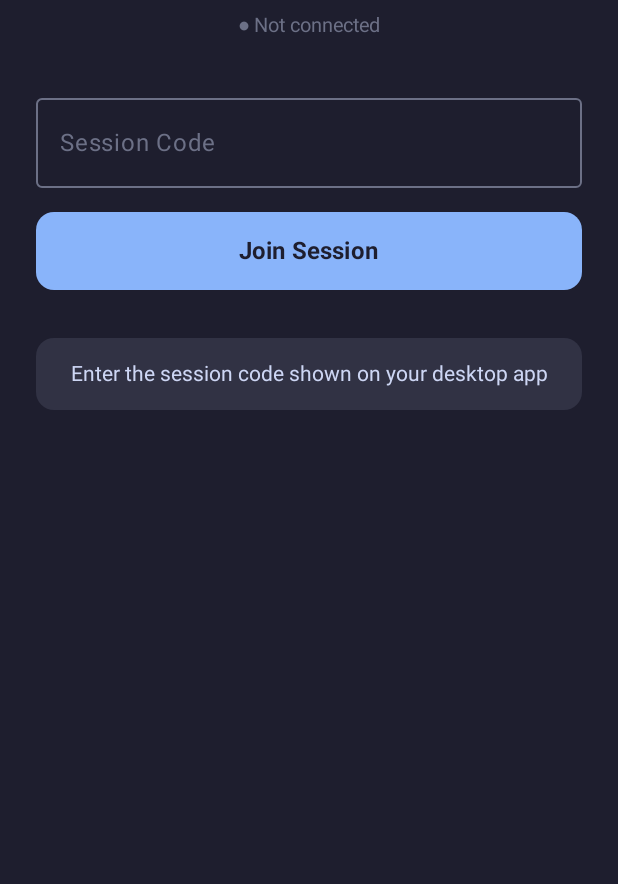
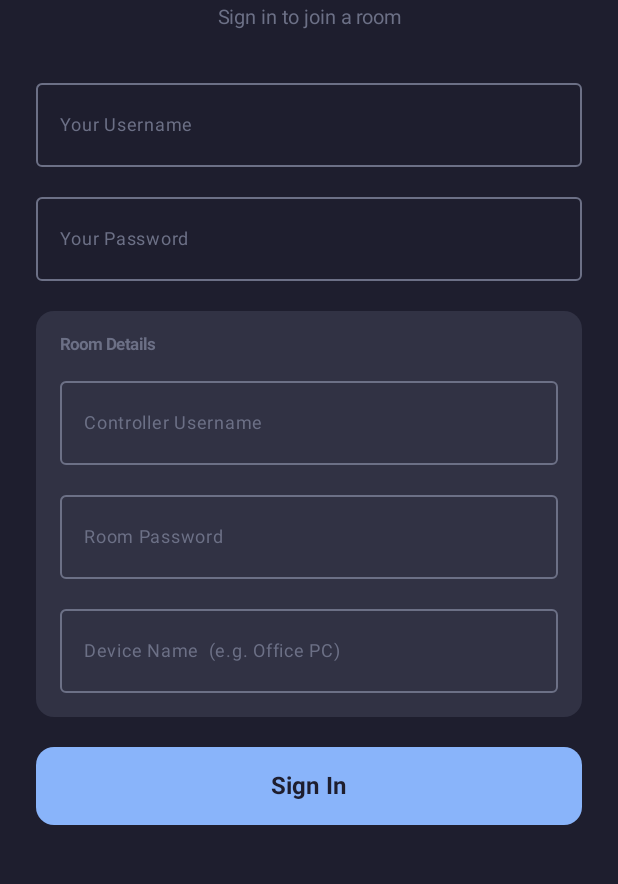
Before and after one commit to toolsrdx-bot/click-relay, an Android app built with Jetpack Compose: the screen it shows after launch (MainActivity), on a phone screen of 412 x 824 dp, the part 133-1017 px from its top. Run offline under Robolectric (Android 15) with nearby library versions, the phone set to English and light mode, and no system bars.

Commit message:
Rewrite to auth-based system: SQLite/JWT/RBAC server, login UI on all clients
Server: replaced session-code relay with SQLite user DB, JWT auth, role-based
access control (king/queen/rook/pawn), 1:N rooms, room passwords.

Desktop (Linux + Windows): added login window — username, password, controller
username, room password, device name — then auth+join flow via JWT.

Android: added LoginScreen and updated MainScreen; MainViewModel handles HTTP
login call and new WS auth/join_room protocol; RelayWebSocket rewritten for
auth_ok → join_room → room_joined flow.

Co-Authored-By: Claude Sonnet 4.6 <noreply@anthropic.com>

```diff
--- a/android-app/app/src/main/kotlin/com/clickrelay/MainActivity.kt
+++ b/android-app/app/src/main/kotlin/com/clickrelay/MainActivity.kt
@@ -7,6 +7,7 @@ import androidx.activity.compose.setContent
 import androidx.activity.viewModels
 import androidx.compose.runtime.collectAsState
 import androidx.compose.runtime.getValue
+import com.clickrelay.ui.LoginScreen
 import com.clickrelay.ui.MainScreen
 
 class MainActivity : ComponentActivity() {
@@ -17,28 +18,29 @@ class MainActivity : ComponentActivity() {
         super.onCreate(savedInstanceState)
         setContent {
             val uiState by viewModel.uiState.collectAsState()
-            MainScreen(
-                uiState = uiState,
-                onSessionCodeChange = viewModel::onSessionCodeChange,
-                onConnect = viewModel::connect,
-                onDisconnect = viewModel::disconnect,
-            )
+            when (uiState.screen) {
+                Screen.LOGIN -> LoginScreen(
+                    uiState = uiState,
+                    onUsernameChange = viewModel::onUsernameChange,
+                    onPasswordChange = viewModel::onPasswordChange,
+                    onControllerUsernameChange = viewModel::onControllerUsernameChange,
+                    onRoomPasswordChange = viewModel::onRoomPasswordChange,
+                    onDeviceNameChange = viewModel::onDeviceNameChange,
+                    onLogin = viewModel::login,
+                )
+                Screen.MAIN -> MainScreen(
+                    uiState = uiState,
+                    onDisconnect = viewModel::disconnect,
+                )
+            }
         }
     }
 
-    // Intercept hardware volume buttons — suppress default behavior and send relay events
     override fun dispatchKeyEvent(event: KeyEvent): Boolean {
         if (event.action != KeyEvent.ACTION_DOWN) return super.dispatchKeyEvent(event)
-
         return when (event.keyCode) {
-            KeyEvent.KEYCODE_VOLUME_UP -> {
-                viewModel.sendClick("A")
-                true // suppress default volume change
-            }
-            KeyEvent.KEYCODE_VOLUME_DOWN -> {
-                viewModel.sendClick("B")
-                true // suppress default volume change
-            }
+            KeyEvent.KEYCODE_VOLUME_UP -> { viewModel.sendClick("A"); true }
+            KeyEvent.KEYCODE_VOLUME_DOWN -> { viewModel.sendClick("B"); true }
             else -> super.dispatchKeyEvent(event)
         }
     }
--- /dev/null
+++ b/android-app/app/src/main/kotlin/com/clickrelay/ui/LoginScreen.kt
@@ -0,0 +1,117 @@
+package com.clickrelay.ui
+
+import androidx.compose.foundation.background
+import androidx.compose.foundation.layout.*
+import androidx.compose.foundation.rememberScrollState
+import androidx.compose.foundation.shape.RoundedCornerShape
+import androidx.compose.foundation.text.KeyboardOptions
+import androidx.compose.foundation.verticalScroll
+import androidx.compose.material3.*
+import androidx.compose.runtime.Composable
+import androidx.compose.ui.Alignment
+import androidx.compose.ui.Modifier
+import androidx.compose.ui.graphics.Color
+import androidx.compose.ui.text.font.FontWeight
+import androidx.compose.ui.text.input.KeyboardType
+import androidx.compose.ui.text.input.PasswordVisualTransformation
+import androidx.compose.ui.text.style.TextAlign
+import androidx.compose.ui.unit.dp
+import androidx.compose.ui.unit.sp
+import com.clickrelay.MainUiState
+
+private val BG   = Color(0xFF1E1E2E)
+private val SURF = Color(0xFF313244)
+private val BLUE = Color(0xFF89B4FA)
+private val RED  = Color(0xFFF38BA8)
+private val TEXT = Color(0xFFCDD6F4)
+private val SUB  = Color(0xFF6C7086)
+
+@Composable
+fun LoginScreen(
+    uiState: MainUiState,
+    onUsernameChange: (String) -> Unit,
+    onPasswordChange: (String) -> Unit,
+    onControllerUsernameChange: (String) -> Unit,
+    onRoomPasswordChange: (String) -> Unit,
+    onDeviceNameChange: (String) -> Unit,
+    onLogin: () -> Unit,
+) {
+    Column(
+        modifier = Modifier
+            .fillMaxSize()
+            .background(BG)
+            .verticalScroll(rememberScrollState())
+            .padding(24.dp),
+        horizontalAlignment = Alignment.CenterHorizontally,
+    ) {
+        Spacer(Modifier.height(32.dp))
+
+        Text("Gorilla Controller", fontSize = 28.sp, fontWeight = FontWeight.Bold, color = TEXT)
+        Spacer(Modifier.height(4.dp))
+        Text("Sign in to join a room", fontSize = 13.sp, color = SUB)
+
+        Spacer(Modifier.height(28.dp))
+
+        LoginField("Your Username", uiState.username, onUsernameChange)
+        Spacer(Modifier.height(12.dp))
+        LoginField("Your Password", uiState.password, onPasswordChange, password = true)
+        Spacer(Modifier.height(20.dp))
+
+        Surface(color = SURF, shape = RoundedCornerShape(12.dp), modifier = Modifier.fillMaxWidth()) {
+            Column(modifier = Modifier.padding(16.dp)) {
+                Text("Room Details", color = SUB, fontSize = 11.sp, fontWeight = FontWeight.Bold)
+                Spacer(Modifier.height(10.dp))
+                LoginField("Controller Username", uiState.controllerUsername, onControllerUsernameChange)
+                Spacer(Modifier.height(12.dp))
+                LoginField("Room Password", uiState.roomPassword, onRoomPasswordChange, password = true)
+                Spacer(Modifier.height(12.dp))
+                LoginField("Device Name  (e.g. Office PC)", uiState.deviceName, onDeviceNameChange)
+            }
+        }
+
+        Spacer(Modifier.height(20.dp))
+
+        if (uiState.loginError.isNotEmpty()) {
+            Text(uiState.loginError, color = RED, fontSize = 13.sp, textAlign = TextAlign.Center)
+            Spacer(Modifier.height(8.dp))
+        }
+
+        Button(
+            onClick = onLogin,
+            enabled = !uiState.isLoggingIn,
+            colors = ButtonDefaults.buttonColors(containerColor = BLUE, contentColor = BG),
+            modifier = Modifier.fillMaxWidth().height(52.dp),
+            shape = RoundedCornerShape(12.dp),
+        ) {
+            Text(
+                if (uiState.isLoggingIn) "Signing in..." else "Sign In",
+                fontWeight = FontWeight.Bold, fontSize = 16.sp,
+            )
+        }
+    }
+}
+
+@Composable
+private fun LoginField(
+    label: String,
+    value: String,
+    onValueChange: (String) -> Unit,
+    password: Boolean = false,
+) {
+    OutlinedTextField(
+        value = value,
+        onValueChange = onValueChange,
+        label = { Text(label, color = SUB, fontSize = 12.sp) },
+        singleLine = true,
+        visualTransformation = if (password) PasswordVisualTransformation() else androidx.compose.ui.text.input.VisualTransformation.None,
+        keyboardOptions = if (password) KeyboardOptions(keyboardType = KeyboardType.Password) else KeyboardOptions.Default,
+        colors = OutlinedTextFieldDefaults.colors(
+            focusedTextColor = TEXT,
+            unfocusedTextColor = TEXT,
+            focusedBorderColor = BLUE,
+            unfocusedBorderColor = SUB,
+            cursorColor = BLUE,
+        ),
+        modifier = Modifier.fillMaxWidth(),
+    )
+}
--- a/android-app/app/src/main/kotlin/com/clickrelay/ui/MainScreen.kt
+++ b/android-app/app/src/main/kotlin/com/clickrelay/ui/MainScreen.kt
@@ -3,14 +3,12 @@ package com.clickrelay.ui
 import androidx.compose.foundation.background
 import androidx.compose.foundation.layout.*
 import androidx.compose.foundation.shape.RoundedCornerShape
-import androidx.compose.foundation.text.KeyboardOptions
 import androidx.compose.material3.*
 import androidx.compose.runtime.*
 import androidx.compose.ui.Alignment
 import androidx.compose.ui.Modifier
 import androidx.compose.ui.graphics.Color
 import androidx.compose.ui.text.font.FontWeight
-import androidx.compose.ui.text.input.KeyboardType
 import androidx.compose.ui.text.style.TextAlign
 import androidx.compose.ui.unit.dp
 import androidx.compose.ui.unit.sp
@@ -18,18 +16,16 @@ import com.clickrelay.MainUiState
 import com.clickrelay.network.ConnectionState
 
 private val BackgroundColor = Color(0xFF1E1E2E)
-private val SurfaceColor = Color(0xFF313244)
-private val GreenColor = Color(0xFFA6E3A1)
-private val RedColor = Color(0xFFF38BA8)
-private val BlueColor = Color(0xFF89B4FA)
-private val TextColor = Color(0xFFCDD6F4)
-private val SubtextColor = Color(0xFF6C7086)
+private val SurfaceColor    = Color(0xFF313244)
+private val GreenColor      = Color(0xFFA6E3A1)
+private val RedColor        = Color(0xFFF38BA8)
+private val BlueColor       = Color(0xFF89B4FA)
+private val TextColor       = Color(0xFFCDD6F4)
+private val SubtextColor    = Color(0xFF6C7086)
 
 @Composable
 fun MainScreen(
     uiState: MainUiState,
-    onSessionCodeChange: (String) -> Unit,
-    onConnect: () -> Unit,
     onDisconnect: () -> Unit,
 ) {
     Column(
@@ -54,66 +50,11 @@ fun MainScreen(
 
         Spacer(Modifier.height(32.dp))
 
-        // Session code input
-        OutlinedTextField(
-            value = uiState.sessionCode,
-            onValueChange = onSessionCodeChange,
-            label = { Text("Session Code", color = SubtextColor) },
-            placeholder = { Text("6-digit code", color = SubtextColor) },
-            keyboardOptions = KeyboardOptions(keyboardType = KeyboardType.Number),
-            singleLine = true,
-            enabled = uiState.connectionState == ConnectionState.IDLE ||
-                      uiState.connectionState == ConnectionState.DISCONNECTED,
-            colors = OutlinedTextFieldDefaults.colors(
-                focusedTextColor = TextColor,
-                unfocusedTextColor = TextColor,
-                focusedBorderColor = BlueColor,
-                unfocusedBorderColor = SubtextColor,
-                cursorColor = BlueColor,
-            ),
-            textStyle = androidx.compose.ui.text.TextStyle(
-                fontSize = 24.sp,
-                textAlign = TextAlign.Center,
-                letterSpacing = 8.sp,
-            ),
-            modifier = Modifier.fillMaxWidth(),
-        )
-
-        Spacer(Modifier.height(16.dp))
-
-        val isConnected = uiState.connectionState == ConnectionState.CONNECTED
-        val isConnecting = uiState.connectionState == ConnectionState.CONNECTING
-
-        Button(
-            onClick = if (isConnected) onDisconnect else onConnect,
-            enabled = !isConnecting,
-            colors = ButtonDefaults.buttonColors(
-                containerColor = if (isConnected) RedColor else BlueColor,
-                contentColor = BackgroundColor,
-            ),
-            modifier = Modifier.fillMaxWidth().height(52.dp),
-            shape = RoundedCornerShape(12.dp),
-        ) {
-            Text(
-                text = when {
-                    isConnecting -> "Connecting..."
-                    isConnected -> "Disconnect"
-                    else -> "Join Session"
-                },
-                fontWeight = FontWeight.Bold,
-                fontSize = 16.sp,
-            )
-        }
-
-        Spacer(Modifier.height(32.dp))
-
-        // Active state panel
         if (uiState.isActive) {
             ActivePanel()
             Spacer(Modifier.height(16.dp))
         }
 
-        // Status message
         Surface(
             color = SurfaceColor,
             shape = RoundedCornerShape(12.dp),
@@ -130,12 +71,21 @@ fun MainScreen(
 
         if (uiState.lastClickInfo.isNotEmpty()) {
             Spacer(Modifier.height(8.dp))
-            Text(
-                text = uiState.lastClickInfo,
-                color = GreenColor,
-                fontSize = 13.sp,
-            )
+            Text(text = uiState.lastClickInfo, color = GreenColor, fontSize = 13.sp)
         }
+
+        Spacer(Modifier.weight(1f))
+
+        Button(
+            onClick = onDisconnect,
+            colors = ButtonDefaults.buttonColors(containerColor = RedColor, contentColor = BackgroundColor),
+            modifier = Modifier.fillMaxWidth().height(48.dp),
+            shape = RoundedCornerShape(12.dp),
+        ) {
+            Text("Disconnect", fontWeight = FontWeight.Bold, fontSize = 16.sp)
+        }
+
+        Spacer(Modifier.height(16.dp))
     }
 }
 
@@ -143,7 +93,7 @@ fun MainScreen(
 private fun StatusIndicator(state: ConnectionState, isActive: Boolean) {
     val (color, label) = when {
         isActive -> GreenColor to "● Active — Volume buttons ready"
-        state == ConnectionState.CONNECTED -> BlueColor to "● Connected — waiting for desktop"
+        state == ConnectionState.CONNECTED -> BlueColor to "● Connected — joining room..."
         state == ConnectionState.CONNECTING -> Color(0xFFFAB387) to "● Connecting..."
         else -> SubtextColor to "● Not connected"
     }
@@ -177,12 +127,11 @@ private fun ActivePanel() {
 @Composable
 private fun CursorChip(key: String, label: String, color: Color) {
     Column(horizontalAlignment = Alignment.CenterHorizontally) {
-        Surface(
-            color = color.copy(alpha = 0.2f),
-            shape = RoundedCornerShape(8.dp),
-        ) {
-            Text(key, color = color, fontWeight = FontWeight.Bold,
-                 modifier = Modifier.padding(horizontal = 12.dp, vertical = 6.dp))
+        Surface(color = color.copy(alpha = 0.2f), shape = RoundedCornerShape(8.dp)) {
+            Text(
+                key, color = color, fontWeight = FontWeight.Bold,
+                modifier = Modifier.padding(horizontal = 12.dp, vertical = 6.dp),
+            )
         }
         Spacer(Modifier.height(4.dp))
         Text(label, color = SubtextColor, fontSize = 12.sp)
```
Also changed, not shown: android-app/app/src/main/kotlin/com/clickrelay/MainViewModel.kt (+75 -35 lines), android-app/app/src/main/kotlin/com/clickrelay/network/RelayWebSocket.kt (+33 -20 lines), 5 other files.
